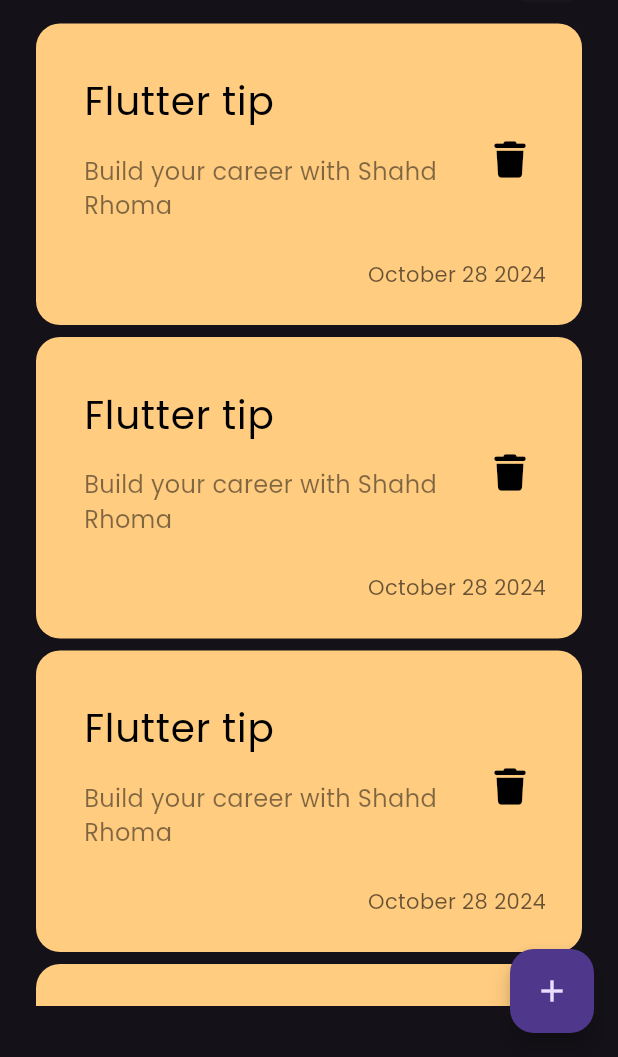
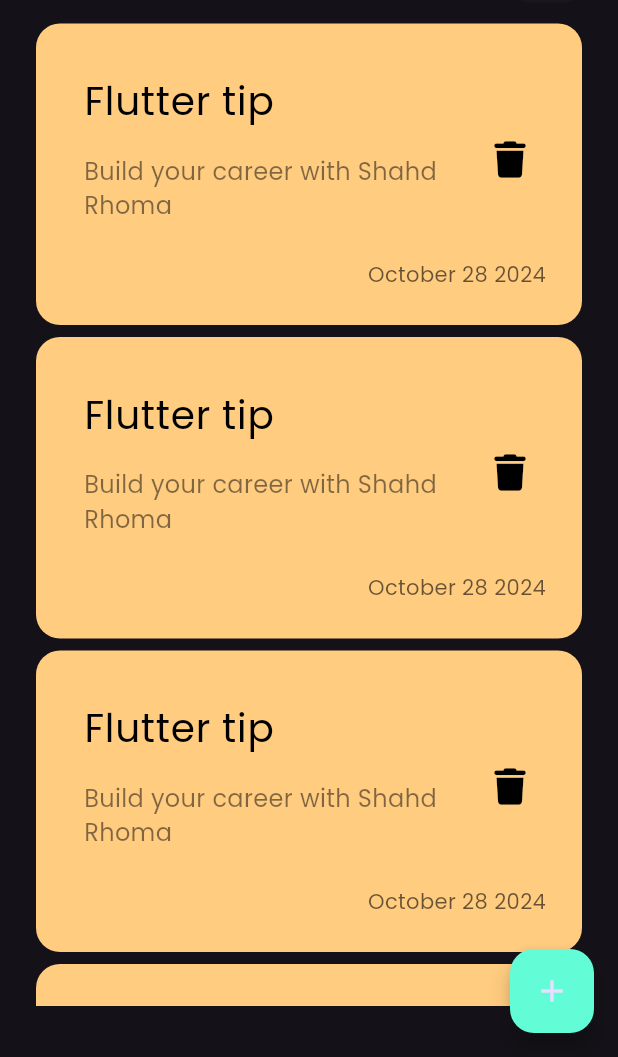
Before and after one commit to shahdrhoma/notes_app, a Flutter app: the screen it shows after launch, on a phone screen of 412 x 824 dp, the part 179-1236 px from its top. Run offline on Flutter 3.47's test engine with Material 3 defaults, Android fonts, the phone set to English and light mode, and no system bars; our stand-ins replace font_awesome_flutter.

```diff
--- a/lib/views/notes_view.dart
+++ b/lib/views/notes_view.dart
@@ -1,5 +1,6 @@
 import 'package:flutter/material.dart';
 import 'package:notes_app/views/widgets/add_note_bottom_sheet.dart';
+import 'package:notes_app/views/widgets/constants.dart';
 import 'package:notes_app/views/widgets/notes_view_body.dart';
 
 class NotesView extends StatelessWidget {
@@ -9,16 +10,19 @@ class NotesView extends StatelessWidget {
   Widget build(BuildContext context) {
     return Scaffold(
       floatingActionButton: FloatingActionButton(
+        backgroundColor: kPrimaryColor,
         onPressed: () {
           showModalBottomSheet(
+              shape: RoundedRectangleBorder(
+                  borderRadius: BorderRadius.circular(16)),
               context: context,
               builder: (context) {
-                return AddNoteBottomSheet();
+                return const AddNoteBottomSheet();
               });
         },
-        child: Icon(Icons.add),
+        child: const Icon(Icons.add),
       ),
-      body: NotesViewBody(),
+      body: const NotesViewBody(),
     );
   }
 }
--- /dev/null
+++ b/lib/views/widgets/constants.dart
@@ -0,0 +1,3 @@
+import 'package:flutter/material.dart';
+
+const kPrimaryColor = const Color(0xff62fCD7);
--- a/lib/views/widgets/notes_list_view.dart
+++ b/lib/views/widgets/notes_list_view.dart
@@ -11,9 +11,9 @@ class NotesListView extends StatelessWidget {
       child: ListView.builder(itemBuilder: (context, index) {
         Padding:
         EdgeInsets.zero;
-        return Padding(
-          padding: const EdgeInsets.symmetric(vertical: 4),
-          child: const NotesItem(),
+        return const Padding(
+          padding: EdgeInsets.symmetric(vertical: 4),
+          child: NotesItem(),
         );
       }),
     );
```
Also changed, not shown: lib/views/widgets/add_note_bottom_sheet.dart (+23 -0 lines), lib/views/widgets/custom_text_field.dart (added, +47 -0 lines).
